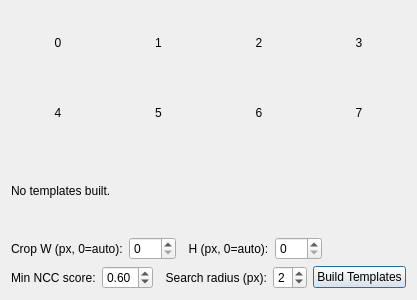
This is romtemplatedialog.ui in philpem/maskromtool as Qt 5 draws it before an edit. The edited form follows.
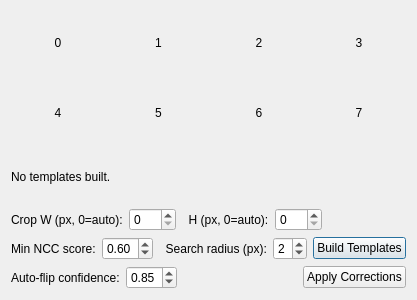
This is the edited form.

Commit message: Template matcher: Apply Corrections button with undo support

Diff of the .ui file:
```diff
--- a/romtemplatedialog.ui
+++ b/romtemplatedialog.ui
@@ -157,6 +157,36 @@
      </item>
     </layout>
    </item>
+   <item>
+    <layout class="QHBoxLayout" name="correctionsLayout">
+     <item>
+      <widget class="QLabel" name="confidenceLabel">
+       <property name="text"><string>Auto-flip confidence:</string></property>
+      </widget>
+     </item>
+     <item>
+      <widget class="QDoubleSpinBox" name="confidenceSpinBox">
+       <property name="toolTip"><string>Minimum NCC score required to auto-flip a disagreeing bit</string></property>
+       <property name="minimum"><double>0.000000</double></property>
+       <property name="maximum"><double>1.000000</double></property>
+       <property name="singleStep"><double>0.050000</double></property>
+       <property name="value"><double>0.850000</double></property>
+      </widget>
+     </item>
+     <item>
+      <spacer name="correctionsSpacer">
+       <property name="orientation"><enum>Qt::Horizontal</enum></property>
+       <property name="sizeHint" stdset="0"><size><width>40</width><height>20</height></size></property>
+      </spacer>
+     </item>
+     <item>
+      <widget class="QPushButton" name="applyCorrectionsButton">
+       <property name="toolTip"><string>Flip all disagreeing bits whose NCC score meets the confidence threshold</string></property>
+       <property name="text"><string>Apply Corrections</string></property>
+      </widget>
+     </item>
+    </layout>
+   </item>
   </layout>
  </widget>
  <resources/>
```
The commit also changes 4 other files.
